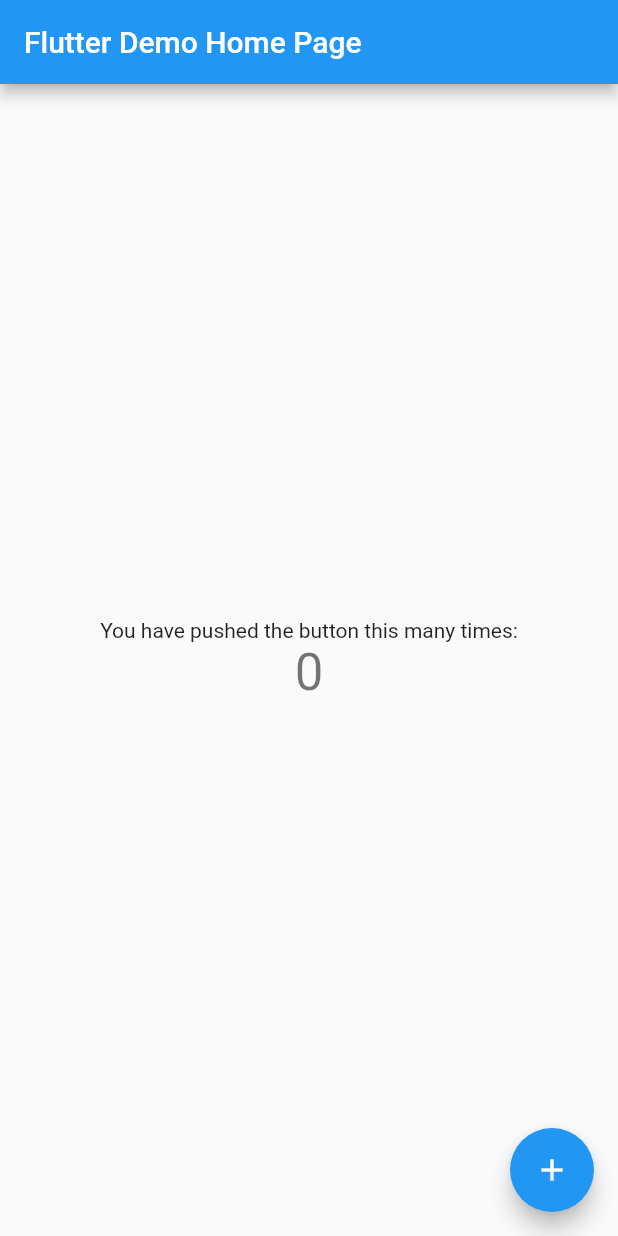
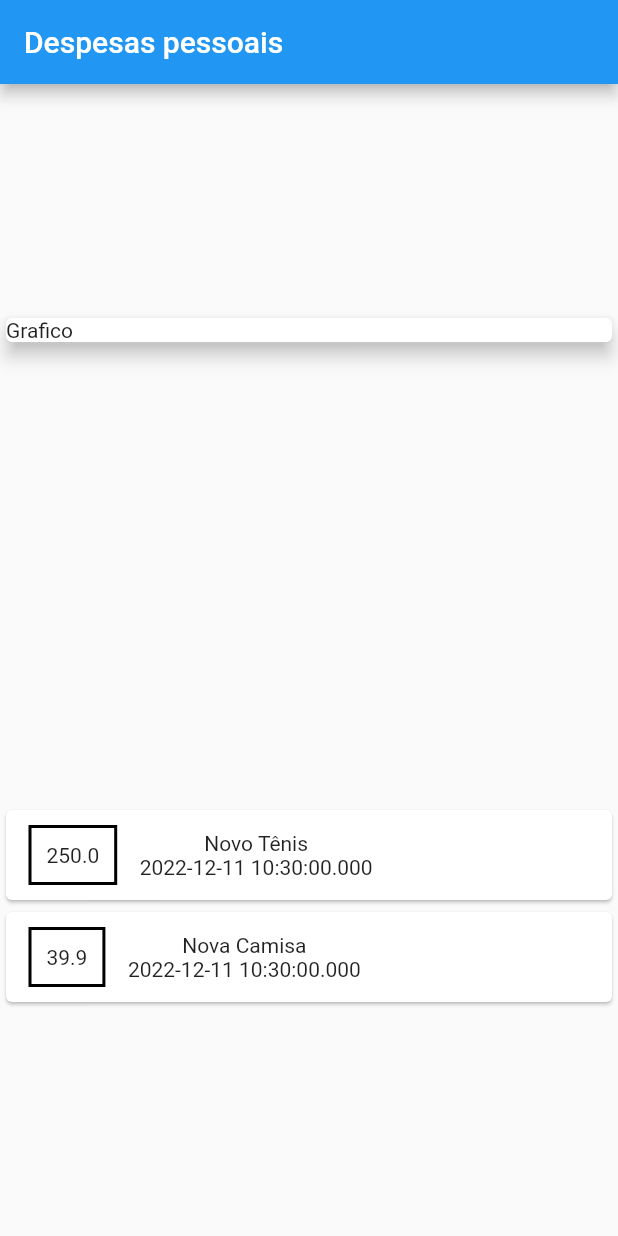
Before and after one commit to Marvingms7/projeto_despesas_pessoais, a Flutter app: the screen it shows after launch, on a phone screen of 412 x 824 dp. Run offline on Flutter 3.47's test engine with Material 2 defaults, Android fonts, the light colour scheme and no system bars.

Commit message:
algumas alterações

```diff
--- a/lib/main.dart
+++ b/lib/main.dart
@@ -1,67 +1,65 @@
 import 'package:flutter/material.dart';
+import 'package:projeto_despesas_pessoais/models/transaction.dart';
 
 void main() {
-  runApp(const MyApp());
+  runApp(const ExpensesApp());
 }
 
-class MyApp extends StatelessWidget {
-  const MyApp({super.key});
+class ExpensesApp extends StatelessWidget {
+  const ExpensesApp({super.key});
 
-  // This widget is the root of your application.
   @override
   Widget build(BuildContext context) {
-    return MaterialApp(
-      title: 'Flutter Demo',
-      theme: ThemeData(
-        primarySwatch: Colors.blue,
-      ),
-      home: const MyHomePage(title: 'Flutter Demo Home Page'),
-    );
+    return MaterialApp(home: MyHomePage());
   }
 }
 
-class MyHomePage extends StatefulWidget {
-  const MyHomePage({super.key, required this.title});
+class MyHomePage extends StatelessWidget {
+  MyHomePage({super.key});
 
-  final String title;
-
-  @override
-  State<MyHomePage> createState() => _MyHomePageState();
-}
-
-class _MyHomePageState extends State<MyHomePage> {
-  int _counter = 0;
-
-  void _incrementCounter() {
-    setState(() {
-      _counter++;
-    });
-  }
+  final _transactions = [
+    Transaction(
+        id: 't1', title: 'Novo Tênis', value: 250.0, data: DateTime.now()),
+    Transaction(
+        id: 't2', title: 'Nova Camisa', value: 39.90, data: DateTime.now()),
+  ];
 
   @override
   Widget build(BuildContext context) {
     return Scaffold(
       appBar: AppBar(
-        title: Text(widget.title),
+        title: const Text('Despesas pessoais'),
       ),
-      body: Center(
-        child: Column(
-          mainAxisAlignment: MainAxisAlignment.center,
-          children: <Widget>[
-            const Text(
-              'You have pushed the button this many times:',
-            ),
-            Text(
-              '$_counter',
-              style: Theme.of(context).textTheme.headline4,
-            ),
-          ],
-        ),
-      ),
-      floatingActionButton: FloatingActionButton(
-        onPressed: _incrementCounter,
-        tooltip: 'Increment',
-        child: const Icon(Icons.add),
+      body: Column(
+        crossAxisAlignment: CrossAxisAlignment.stretch,
+        mainAxisAlignment: MainAxisAlignment.spaceAround,
+        children: [
+          const Card(
+            elevation: 5,
+            child: Text('Grafico'),
+          ),
+          Column(
+              children: _transactions.map((tr) {
+            return Card(
+              child: Row(
+                children: [
+                  Container(
+                    margin: const EdgeInsets.symmetric(
+                        horizontal: 15, vertical: 10),
+                    decoration: BoxDecoration(
+                      border: Border.all(color: Colors.black, width: 2),
+                    ),
+                    padding: const EdgeInsets.all(10),
+                    child: Text(tr.value.toString()),
+                  ),
+                  Column(
+                    children: [Text(tr.title), Text(tr.data.toString())],
+                  )
+                ],
+              ),
+            );
+          }).toList()),
+        ],
       ),
     );
   }
--- /dev/null
+++ b/lib/models/transaction.dart
@@ -0,0 +1,13 @@
+class Transaction {
+  late final String id;
+  late final String title;
+  late final double value;
+  late final DateTime data;
+
+  Transaction({
+    required this.id,
+    required this.title,
+    required this.value,
+    required this.data,
+  });
+}
```
